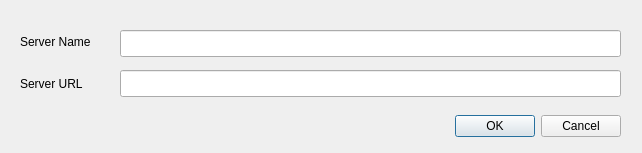
Before: the Qt Designer form qgsnewhttpconnectionbase.ui in EOX-A/QgsWcsClient2, drawn with Qt 5.
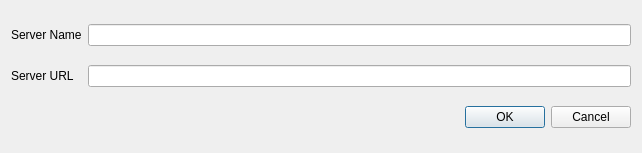
After: the same form once the commit is applied.

```diff
--- a/qgsnewhttpconnectionbase.ui
+++ b/qgsnewhttpconnectionbase.ui
@@ -13,63 +13,19 @@
   <property name="windowTitle">
    <string>New WCS Server </string>
   </property>
-  <widget class="QDialogButtonBox" name="buttonBox">
-   <property name="geometry">
-    <rect>
-     <x>280</x>
-     <y>110</y>
-     <width>341</width>
-     <height>32</height>
-    </rect>
-   </property>
-   <property name="focusPolicy">
-    <enum>Qt::NoFocus</enum>
-   </property>
-   <property name="orientation">
-    <enum>Qt::Horizontal</enum>
-   </property>
-   <property name="standardButtons">
-    <set>QDialogButtonBox::Cancel|QDialogButtonBox::Ok</set>
-   </property>
-  </widget>
+  <layout class="QGridLayout" name="gridLayout">
+   <item row="0" column="0">
   <widget class="QLabel" name="label_NewSrvName">
-   <property name="geometry">
-    <rect>
-     <x>20</x>
-     <y>33</y>
-     <width>91</width>
-     <height>17</height>
-    </rect>
-   </property>
    <property name="text">
     <string>Server Name</string>
    </property>
   </widget>
-  <widget class="QLabel" name="label_NewSrvUrl">
-   <property name="geometry">
-    <rect>
-     <x>20</x>
-     <y>75</y>
-     <width>91</width>
-     <height>17</height>
-    </rect>
-   </property>
-   <property name="text">
-    <string>Server URL</string>
-   </property>
-  </widget>
+   </item>
+   <item row="0" column="1">
   <widget class="QLineEdit" name="txt_NewSrvName">
    <property name="enabled">
     <bool>true</bool>
    </property>
-   <property name="geometry">
-    <rect>
-     <x>120</x>
-     <y>30</y>
-     <width>501</width>
-     <height>27</height>
-    </rect>
-   </property>
    <property name="cursor">
     <cursorShape>IBeamCursor</cursorShape>
    </property>
@@ -77,16 +33,31 @@
     <enum>Qt::ClickFocus</enum>
    </property>
   </widget>
-  <widget class="QLineEdit" name="txt_NewSrvUrl">
-   <property name="geometry">
-    <rect>
-     <x>120</x>
-     <y>70</y>
-     <width>501</width>
-     <height>27</height>
-    </rect>
-   </property>
-  </widget>
+   </item>
+   <item row="1" column="0">
+    <widget class="QLabel" name="label_NewSrvUrl">
+     <property name="text">
+      <string>Server URL</string>
+     </property>
+    </widget>
+   </item>
+   <item row="1" column="1">
+    <widget class="QLineEdit" name="txt_NewSrvUrl"/>
+   </item>
+   <item row="2" column="1">
+    <widget class="QDialogButtonBox" name="buttonBox">
+     <property name="focusPolicy">
+      <enum>Qt::NoFocus</enum>
+     </property>
+     <property name="orientation">
+      <enum>Qt::Horizontal</enum>
+     </property>
+     <property name="standardButtons">
+      <set>QDialogButtonBox::Cancel|QDialogButtonBox::Ok</set>
+     </property>
+    </widget>
+   </item>
+  </layout>
  </widget>
  <resources/>
  <connections>
```
Lines whose indentation alone changed are shown as unchanged.
